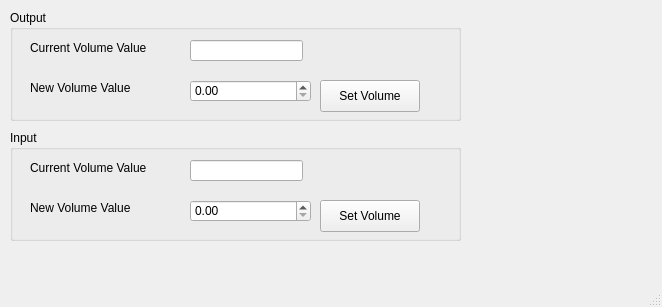
First picture: the form in tester/MainWindow.ui, repository NetResultsIT/nrvolc, before the edit.
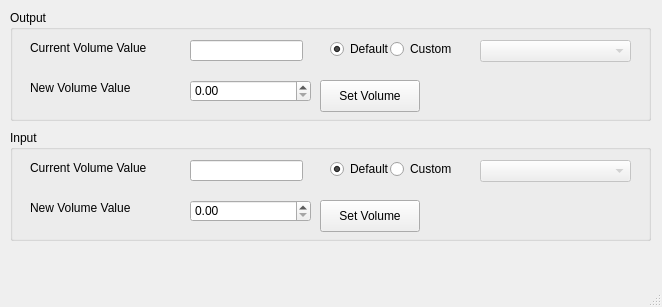
Second picture: the form after the edit.

Commit message:
First working implementation of volume changing for windows
LIB: added API to change volume for a specific device
TESTER: added a combo to select a device

Patch:
```diff
--- a/tester/MainWindow.ui
+++ b/tester/MainWindow.ui
@@ -19,7 +19,7 @@
      <rect>
       <x>10</x>
       <y>10</y>
-      <width>451</width>
+      <width>641</width>
       <height>111</height>
      </rect>
     </property>
@@ -88,13 +88,55 @@
       <bool>true</bool>
      </property>
     </widget>
+    <widget class="QRadioButton" name="rdoUseDefDevice">
+     <property name="geometry">
+      <rect>
+       <x>320</x>
+       <y>30</y>
+       <width>69</width>
+       <height>18</height>
+      </rect>
+     </property>
+     <property name="text">
+      <string>Default</string>
+     </property>
+     <property name="checked">
+      <bool>true</bool>
+     </property>
+    </widget>
+    <widget class="QRadioButton" name="rdoUseCustDevice">
+     <property name="geometry">
+      <rect>
+       <x>380</x>
+       <y>30</y>
+       <width>69</width>
+       <height>18</height>
+      </rect>
+     </property>
+     <property name="text">
+      <string>Custom</string>
+     </property>
+    </widget>
+    <widget class="QComboBox" name="cmdDeviceList">
+     <property name="enabled">
+      <bool>false</bool>
+     </property>
+     <property name="geometry">
+      <rect>
+       <x>470</x>
+       <y>30</y>
+       <width>151</width>
+       <height>22</height>
+      </rect>
+     </property>
+    </widget>
    </widget>
    <widget class="QGroupBox" name="gboxInput">
     <property name="geometry">
      <rect>
       <x>10</x>
       <y>130</y>
-      <width>451</width>
+      <width>641</width>
       <height>111</height>
      </rect>
     </property>
@@ -163,6 +205,48 @@
       <bool>true</bool>
      </property>
     </widget>
+    <widget class="QRadioButton" name="rdoUseDefDevice_In">
+     <property name="geometry">
+      <rect>
+       <x>320</x>
+       <y>30</y>
+       <width>69</width>
+       <height>18</height>
+      </rect>
+     </property>
+     <property name="text">
+      <string>Default</string>
+     </property>
+     <property name="checked">
+      <bool>true</bool>
+     </property>
+    </widget>
+    <widget class="QComboBox" name="cmdDeviceList_In">
+     <property name="enabled">
+      <bool>false</bool>
+     </property>
+     <property name="geometry">
+      <rect>
+       <x>470</x>
+       <y>30</y>
+       <width>151</width>
+       <height>22</height>
+      </rect>
+     </property>
+    </widget>
+    <widget class="QRadioButton" name="rdoUseCustDevice_In">
+     <property name="geometry">
+      <rect>
+       <x>380</x>
+       <y>30</y>
+       <width>69</width>
+       <height>18</height>
+      </rect>
+     </property>
+     <property name="text">
+      <string>Custom</string>
+     </property>
+    </widget>
    </widget>
   </widget>
   <widget class="QMenuBar" name="menubar">
```
Left out of the diff: 8 changed lines with no effect on the pictures. The commit also changes 5 other files.
